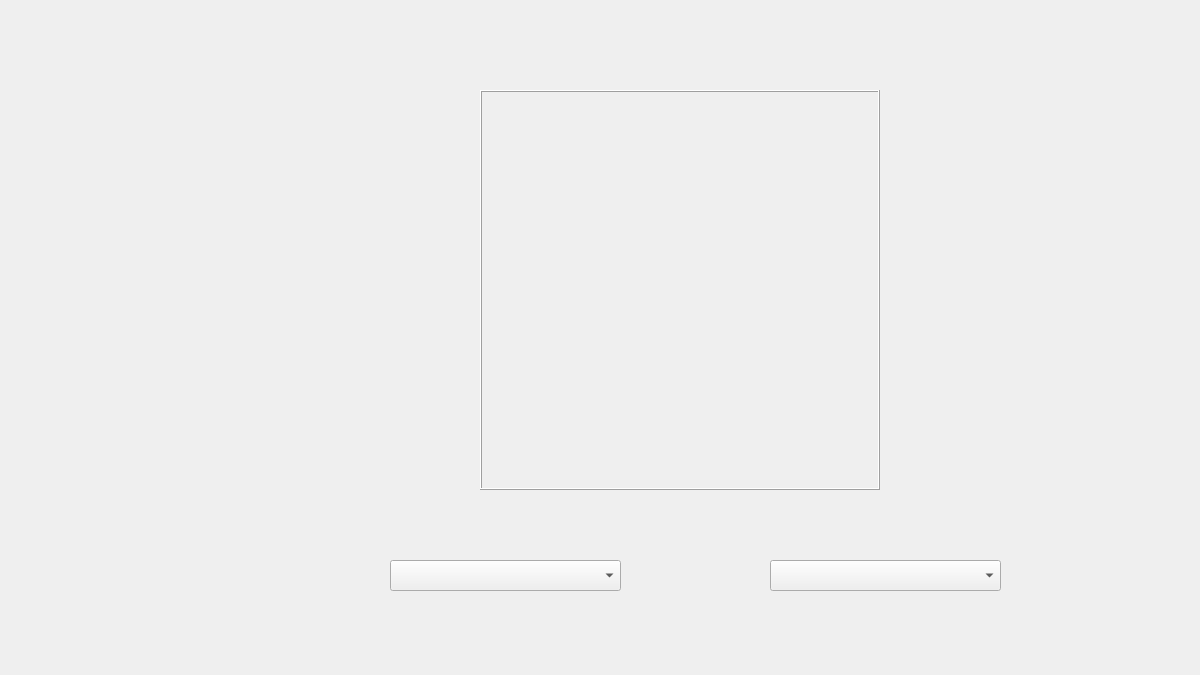
First picture: the form in ui/Menuwidget.ui, repository njdldkl666699/Melody, before the edit.
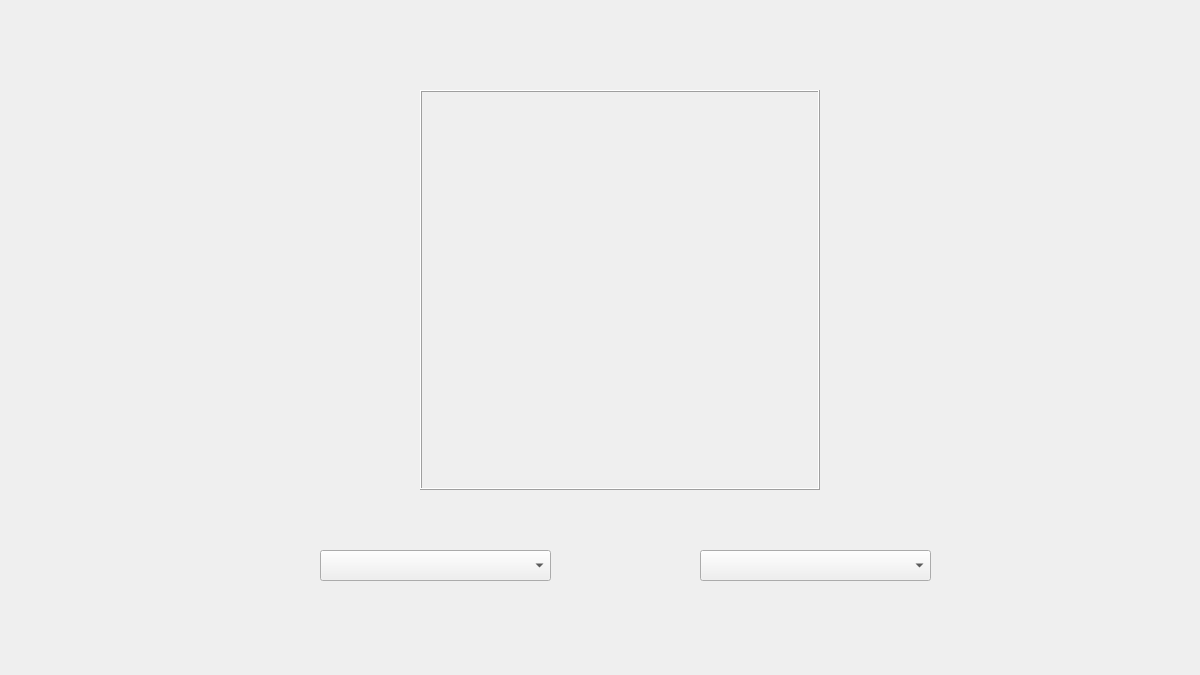
Second picture: the form after the edit. Icons and pictures are not drawn.

Patch:
```diff
--- a/ui/Menuwidget.ui
+++ b/ui/Menuwidget.ui
@@ -37,8 +37,8 @@
   <widget class="QComboBox" name="comboBox_song">
    <property name="geometry">
     <rect>
-     <x>390</x>
-     <y>560</y>
+     <x>320</x>
+     <y>550</y>
      <width>231</width>
      <height>31</height>
     </rect>
@@ -124,7 +124,7 @@
   <widget class="QLabel" name="songPicture">
    <property name="geometry">
     <rect>
-     <x>480</x>
+     <x>420</x>
      <y>90</y>
      <width>400</width>
      <height>400</height>
@@ -225,8 +225,8 @@
   <widget class="QComboBox" name="comboBox_chart">
    <property name="geometry">
     <rect>
-     <x>770</x>
-     <y>560</y>
+     <x>700</x>
+     <y>550</y>
      <width>231</width>
      <height>31</height>
     </rect>
```
Left out of the diff: 4 changed lines with no effect on the pictures.
